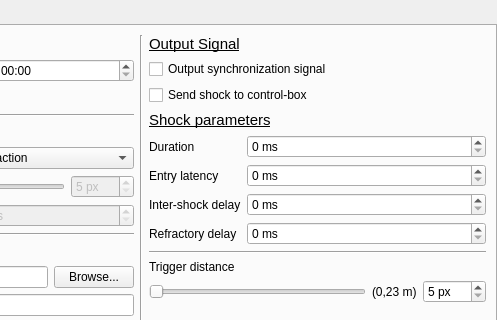
Above: configwindow.ui from fgu-cas/kachna-tracker before the change; both pictures show x 215 to 712 and y 0 to 320 of the 712 by 419 pixel window. Below: the same form after it.
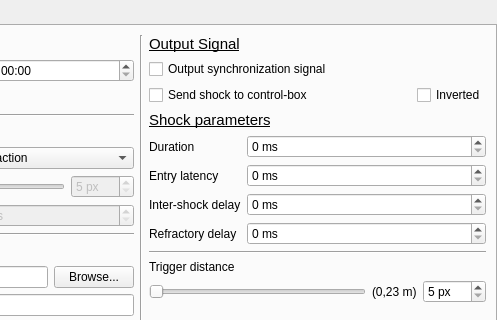
That is the form after the change. Custom widgets are drawn as their Qt base class.

Commit message: add an option to invert synchronization signal

```diff
--- a/configwindow.ui
+++ b/configwindow.ui
@@ -20,7 +20,7 @@
    <attribute name="title">
     <string>General</string>
    </attribute>
-   <layout class="QHBoxLayout" name="horizontalLayout_4">
+   <layout class="QHBoxLayout" name="horizontalLayout_10">
     <item>
      <layout class="QVBoxLayout" name="verticalLayout_2">
       <item>
@@ -329,11 +329,22 @@
        </widget>
       </item>
       <item>
+       <layout class="QHBoxLayout" name="horizontalLayout_4" stretch="1,0">
+        <item>
        <widget class="QCheckBox" name="shockBox">
         <property name="text">
          <string>Send shock to control-box</string>
         </property>
        </widget>
+        </item>
+        <item>
+         <widget class="QCheckBox" name="invertBox">
+          <property name="text">
+           <string>Inverted</string>
+          </property>
+         </widget>
+        </item>
+       </layout>
       </item>
       <item>
        <widget class="QLabel" name="label_19">
```
Lines whose indentation alone changed are shown as unchanged. The commit also changes 3 other files.
